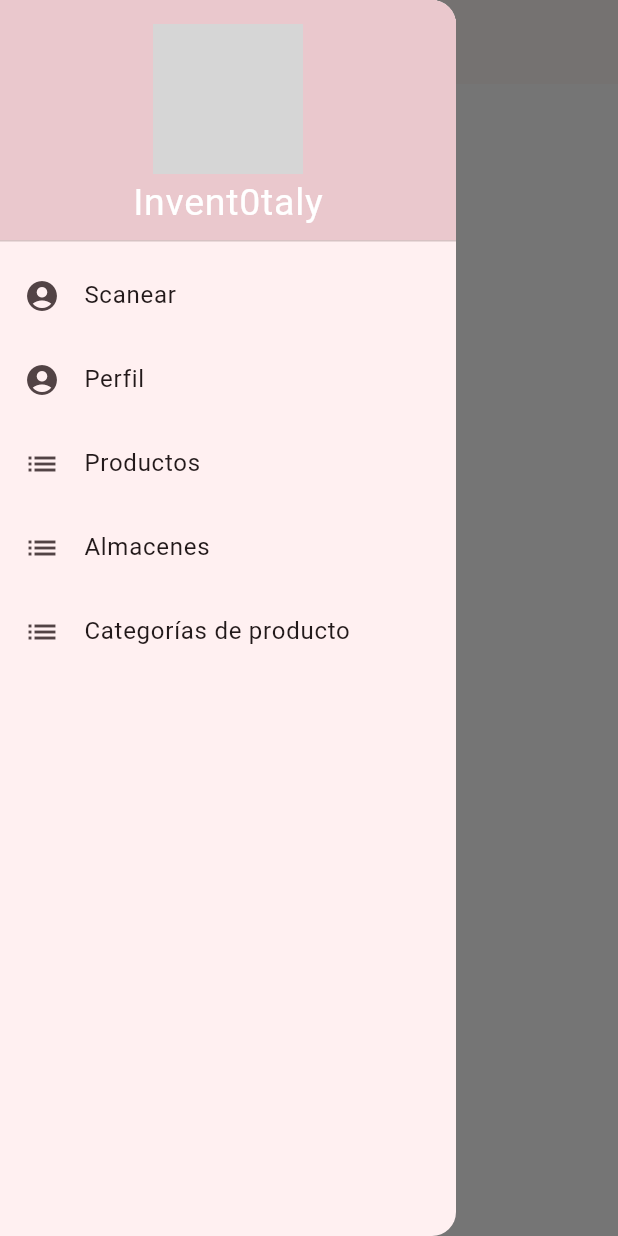
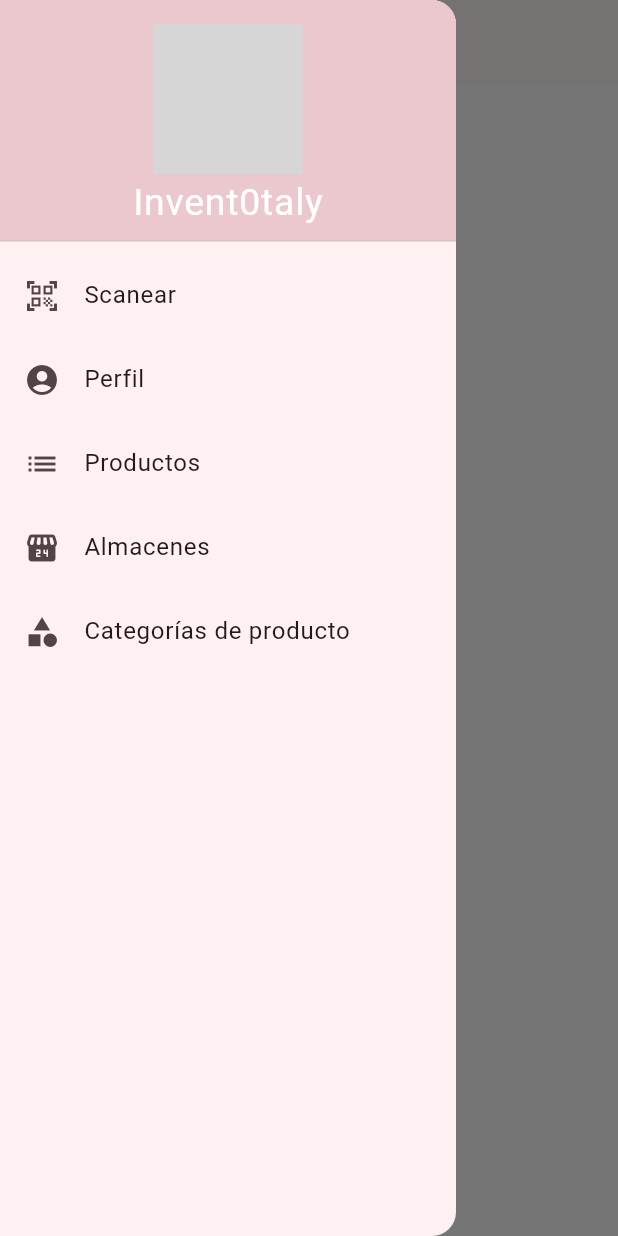
Before and after one commit to AndresMineroR/almacenes, a Flutter app: the HomeI screen opened directly, with the side drawer open, on a phone screen of 412 x 824 dp. Run offline on Flutter 3.47's test engine with Material 3 defaults, Android fonts, the phone set to English and light mode, and no system bars; our stand-ins replace cloud_firestore, date_field, firebase_auth, firebase_core, fluttertoast, google_fonts; missing offline and left inert: simple_barcode_scanner; accounts and stored records are empty; network calls fail; grey boxes are pictures that could not be loaded.

Commit message:
Errores
se arreglaron pequeños errores

```diff
--- a/lib/pages/homeI_page.dart
+++ b/lib/pages/homeI_page.dart
@@ -49,7 +49,7 @@ class _HomeState extends State<HomeI> {
                 )
             ),
             ListTile(
-              leading: Icon(Icons.account_circle),
+              leading: Icon(Icons.qr_code_scanner_outlined),
               title: Text('Scanear'),
               onTap: () {
                 Navigator.pushNamed(context, '/scan_code_bar');
@@ -70,14 +70,14 @@ class _HomeState extends State<HomeI> {
               },
             ),
             ListTile(
-              leading: Icon(Icons.list),
+              leading: Icon(Icons.local_convenience_store_rounded),
               title: Text('Almacenes'),
               onTap: () {
                 Navigator.pushNamed(context, '/almacenes');
               },
             ),
             ListTile(
-              leading: Icon(Icons.list),
+              leading: Icon(Icons.category),
               title: Text('Categorías de producto'),
               onTap: () {
                 Navigator.pushNamed(context, '/categorias');
--- a/lib/pages/login/login.dart
+++ b/lib/pages/login/login.dart
@@ -157,7 +157,7 @@ class Login extends StatelessWidget {
             context: context
         );
       },
-      child: const Text("Accder"),
+      child: const Text("Acceder"),
     );
   }
 
--- a/pubspec.yaml
+++ b/pubspec.yaml
@@ -40,7 +40,6 @@ dependencies:
   google_fonts: ^6.2.1
   firebase_auth: ^5.5.1
   fluttertoast: ^8.2.5
-  flutter_launcher_icons: ^0.14.3
   date_field: ^6.0.3+1
   intl: ^0.20.2
 
@@ -48,11 +47,6 @@ dev_dependencies:
   flutter_test:
     sdk: flutter
 
-flutter_icons:
-  android: "launcher_icon"
-  ios: flase
-  image_path: "android/app/src/main/res/icon_luncher/hola.jpg"
-  adaptive_icon_background: "android/app/src/main/res/icon_luncher/hola.jpg"
 
   # The "flutter_lints" package below contains a set of recommended lints to
   # encourage good coding practices. The lint set provided by the package is
```
Also changed, not shown: lib/pages/producto/add_producto_page.dart (+6 -6 lines), lib/servicies/auth_service.dart (+8 -8 lines), 4 other files.
